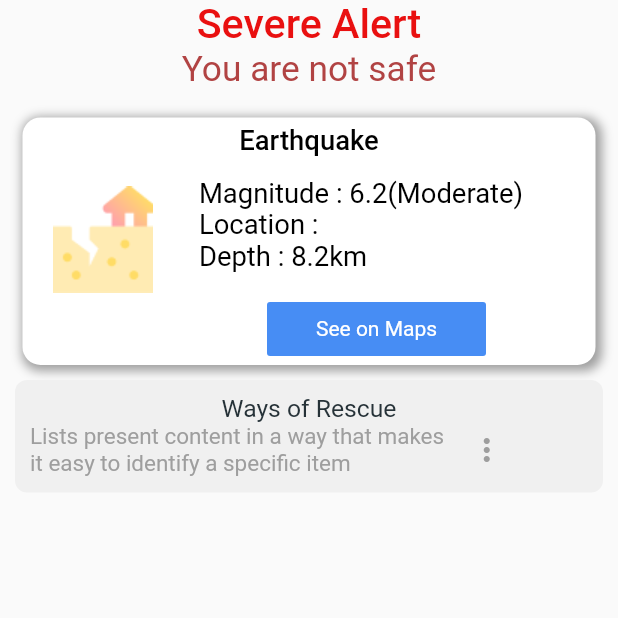
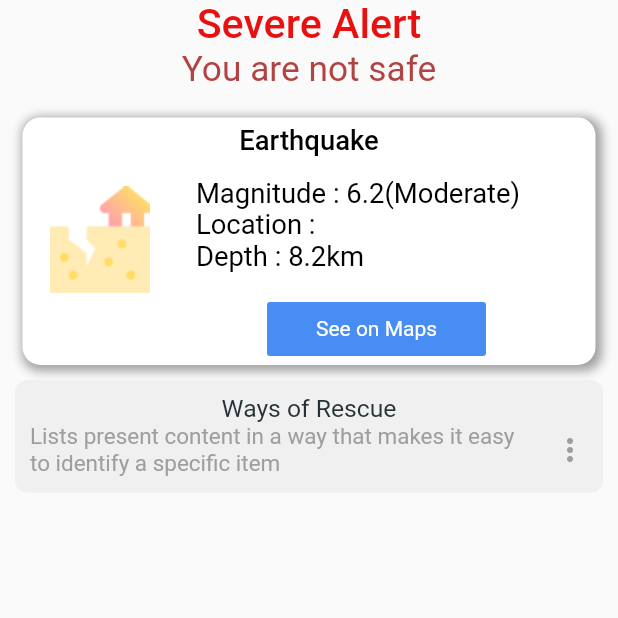
Before and after one commit to sumanchandra22/Weather-alert, a Flutter app: the AlertRescue screen opened by its route, on a phone screen of 412 x 824 dp, the top half of it. Run offline on Flutter 3.47's test engine with Material 2 defaults, Android fonts, the phone set to English and light mode, and no system bars; our stand-ins replace get_it.

Commit message:
added responsiveness

```diff
--- a/lib/src/screens/alert_rescue.dart
+++ b/lib/src/screens/alert_rescue.dart
@@ -1,11 +1,11 @@
 import 'package:flutter/material.dart';
 import 'package:weather_alert_app/config/app_config.dart' as config;
 
-// void main() {
-//   runApp(const MaterialApp(
-//     home: AlertRescue(),
-//   ));
-// }
+void main() {
+  runApp(const MaterialApp(
+    home: AlertRescue(),
+  ));
+}
 
 class AlertRescue extends StatelessWidget {
   const AlertRescue({Key? key}) : super(key: key);
@@ -64,7 +64,7 @@ class AlertRescue extends StatelessWidget {
                               children: [
                                 Padding(
                                   padding: const EdgeInsets.fromLTRB(
-                                      20.0, 20.0, 10.0, 0),
+                                      18.0, 20.0, 10.0, 0),
                                   child: Image.asset('asset/earthquake.png'),
                                 ),
                                 SizedBox(
@@ -151,11 +151,15 @@ class AlertRescue extends StatelessWidget {
                       ),
                       Row(
                         children: [
-                          Text(
-                            'Lists present content in a way that makes\nit easy to identify a specific item',
-                            style: TextStyle(
-                                color: Colors.grey,
-                                fontWeight: FontWeight.w400),
+                          Flexible(
+                            child: Container(
+                              child: Text(
+                                'Lists present content in a way that makes it easy to identify a specific item',
+                                style: TextStyle(
+                                    color: Colors.grey,
+                                    fontWeight: FontWeight.w400),
+                              ),
+                            ),
                           ),
                           SizedBox(
                             width: width / 25,
```
